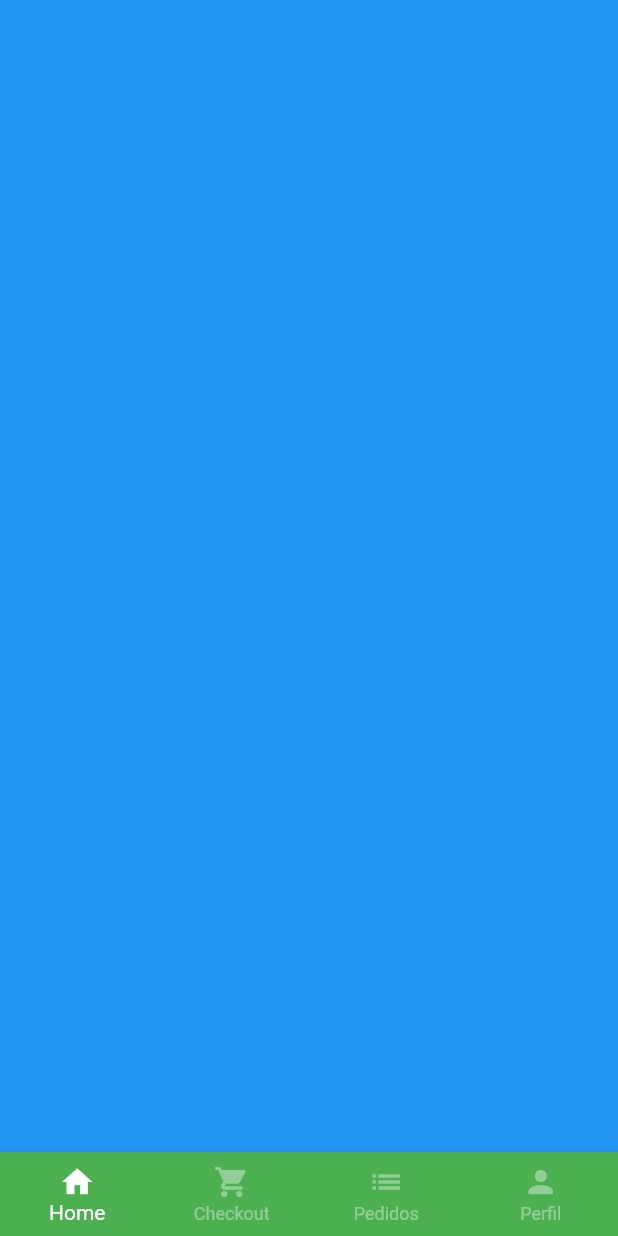
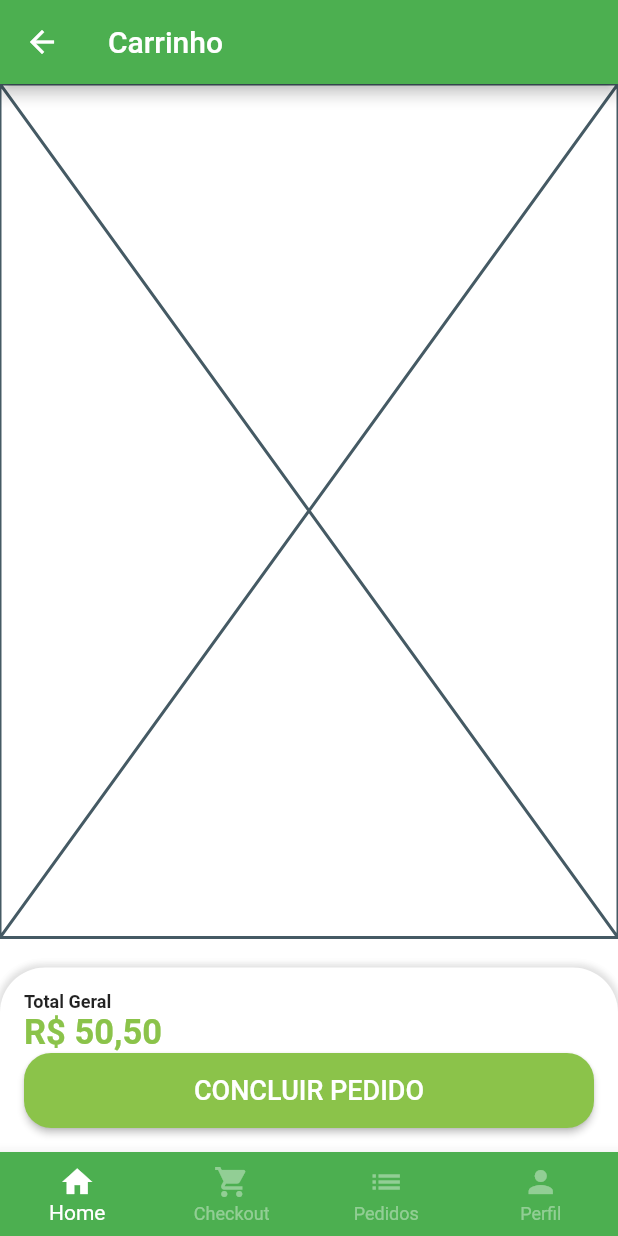
Before and after one commit to osiasmiranda/greengrocer, a Flutter app: the BaseScreen screen opened directly, swiped to page 2, on a phone screen of 412 x 824 dp. Run offline on Flutter 3.47's test engine with Material 2 defaults, Android fonts, the phone set to English and light mode, and no system bars; our stand-ins replace animated_text_kit, badges, mask_text_input_formatter.

Commit message:
chore: adicionado total e botao concluir pedido

```diff
--- a/lib/src/pages/base/base_screen.dart
+++ b/lib/src/pages/base/base_screen.dart
@@ -1,5 +1,6 @@
 import 'package:flutter/material.dart';
 
+import '../cart/cart_tab.dart';
 import '../home/home_tab.dart';
 
 class BaseScreen extends StatefulWidget {
@@ -15,30 +16,24 @@ final pageController = PageController();
 class _BaseScreenState extends State<BaseScreen> {
   @override
   Widget build(BuildContext context) {
-    final kTabPages = <Widget>[
-      const Center(
-        child: Icon(Icons.cloud, size: 64.0, color: Colors.teal),
+    final kBottomNavBarItems = <BottomNavigationBarItem>[
+      const BottomNavigationBarItem(
+        icon: Icon(Icons.home),
+        label: 'Home',
       ),
-      const Center(
-        child: Icon(Icons.alarm, size: 64.0, color: Colors.red),
+      const BottomNavigationBarItem(
+        icon: Icon(Icons.shopping_cart),
+        label: 'Checkout',
       ),
-      const Center(
-        child: Icon(Icons.forum, size: 64.0, color: Colors.blue),
+      const BottomNavigationBarItem(
+        icon: Icon(Icons.list),
+        label: 'Pedidos',
       ),
-      const Center(
-        child: Icon(Icons.date_range, size: 64.0, color: Colors.yellow),
+      const BottomNavigationBarItem(
+        icon: Icon(Icons.person),
+        label: 'Perfil',
       ),
     ];
-
-    final kBottomNavBarItems = <BottomNavigationBarItem>[
-      const BottomNavigationBarItem(icon: Icon(Icons.home), label: 'Home'),
-      const BottomNavigationBarItem(
-          icon: Icon(Icons.shopping_cart), label: 'Checkout'),
-      const BottomNavigationBarItem(icon: Icon(Icons.list), label: 'Pedidos'),
-      const BottomNavigationBarItem(icon: Icon(Icons.person), label: 'Perfil'),
-    ];
-
-    assert(kTabPages.length == kBottomNavBarItems.length);
 
     final bottomNavBar = BottomNavigationBar(
       items: kBottomNavBarItems,
@@ -60,7 +55,7 @@ class _BaseScreenState extends State<BaseScreen> {
         physics: const NeverScrollableScrollPhysics(),
         children: [
           const HomeTab(),
-          Container(color: Colors.blue),
+          CartTab(),
           Container(color: Colors.orange),
           Container(color: Colors.purple),
           // kTabPages[currentTabIndex],
--- /dev/null
+++ b/lib/src/pages/cart/cart_tab.dart
@@ -0,0 +1,83 @@
+import 'package:flutter/material.dart';
+
+import '../../config/custom_colors.dart';
+import '../../services/utils_services.dart';
+
+class CartTab extends StatelessWidget {
+  final UtilsServices utilsServices = UtilsServices();
+
+  CartTab({Key? key}) : super(key: key);
+
+  @override
+  Widget build(BuildContext context) {
+    return Scaffold(
+      appBar: AppBar(
+        title: const Text('Carrinho'),
+      ),
+      body: Column(
+        children: [
+          const Expanded(
+            child: Placeholder(),
+          ),
+          const SizedBox(
+            height: 20,
+          ),
+          Container(
+            padding: const EdgeInsets.all(16.0),
+            decoration: BoxDecoration(
+              color: Colors.white,
+              borderRadius: const BorderRadius.vertical(
+                top: Radius.circular(30),
+              ),
+              boxShadow: [
+                BoxShadow(
+                  color: Colors.grey.shade300,
+                  blurRadius: 3,
+                  spreadRadius: 2,
+                ),
+              ],
+            ),
+            child: Column(
+              crossAxisAlignment: CrossAxisAlignment.stretch,
+              children: [
+                const Text(
+                  'Total Geral',
+                  style: TextStyle(
+                    fontSize: 12,
+                    fontWeight: FontWeight.w600,
+                  ),
+                ),
+                Text(
+                  utilsServices.priceToCurrency(50.5),
+                  style: TextStyle(
+                    fontSize: 23,
+                    color: CustomColors.customSwatchColor,
+                    fontWeight: FontWeight.bold,
+                  ),
+                ),
+                SizedBox(
+                  height: 50,
+                  child: ElevatedButton(
+                    style: ElevatedButton.styleFrom(
+                      primary: CustomColors.customSwatchColor,
+                      shape: RoundedRectangleBorder(
+                        borderRadius: BorderRadius.circular(18),
+                      ),
+                    ),
+                    onPressed: () {},
+                    child: const Text(
+                      'CONCLUIR PEDIDO',
+                      style: TextStyle(
+                        fontSize: 18,
+                      ),
+                    ),
+                  ),
+                ),
+              ],
+            ),
+          )
+        ],
+      ),
+    );
+  }
+}
```
